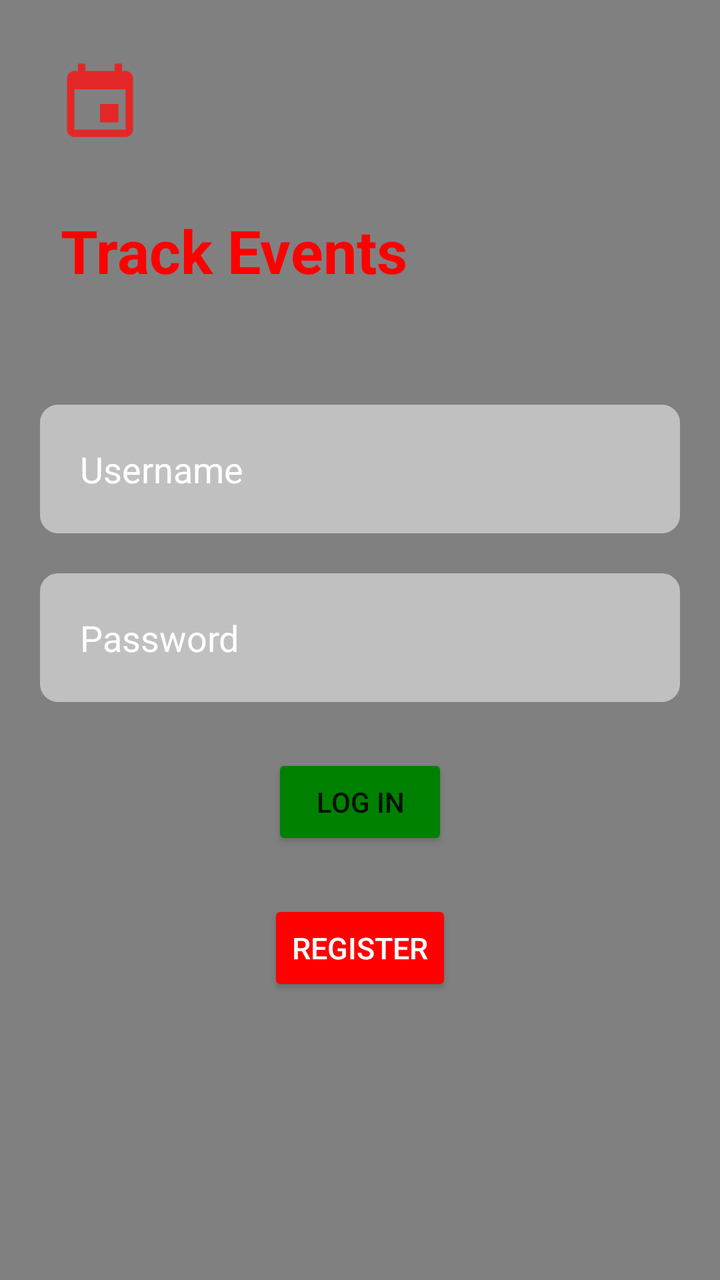
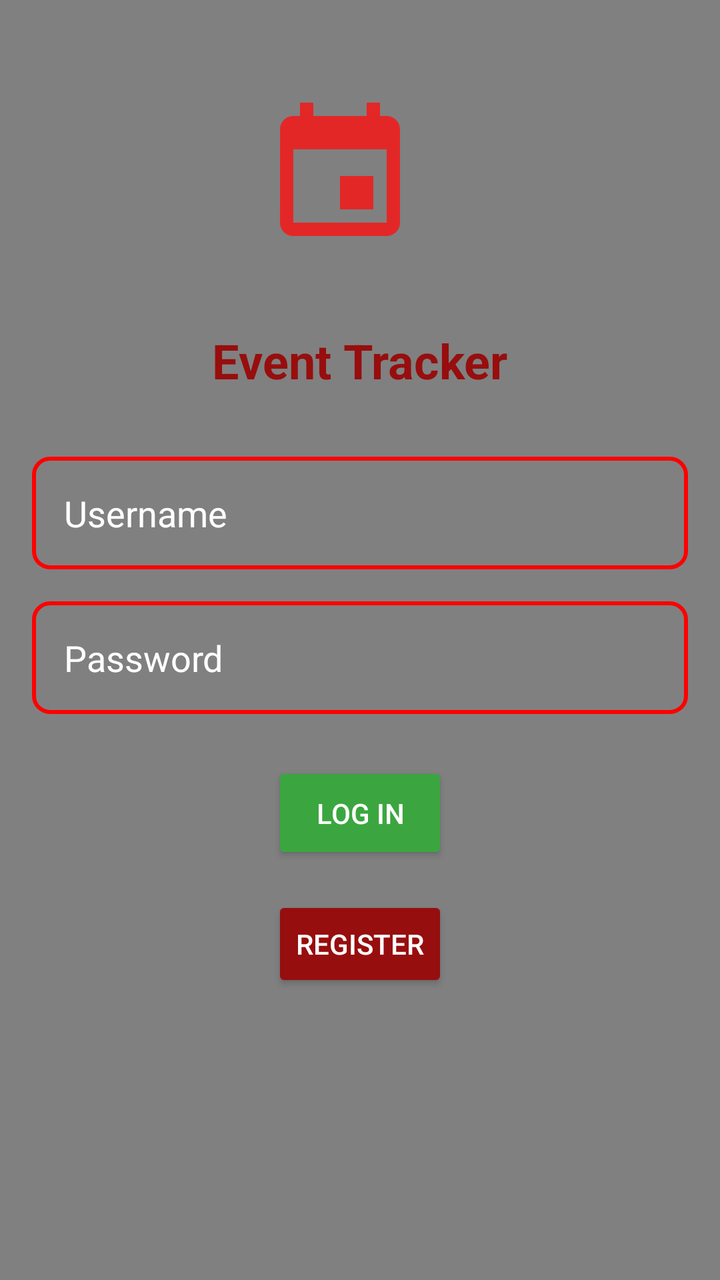

The first picture is an Android layout as it rendered before a commit; the second is the same layout after the commit. The layout source and the unified diff follow.
<!-- AndroidManifest.xml: application theme Theme.Default -->
<!-- res/layout/activity_main.xml -->
<?xml version="1.0" encoding="utf-8"?>

<RelativeLayout xmlns:android="http://schemas.android.com/apk/res/android"
    xmlns:app="http://schemas.android.com/apk/res-auto"
    xmlns:tools="http://schemas.android.com/tools"
    android:layout_width="match_parent"
    android:layout_height="match_parent"
    android:padding="10dp"
    tools:context=".Main"
    android:background="@color/gray"

    >

    <ImageView
        android:id="@+id/main_logo"
        android:layout_width="91dp"
        android:layout_height="55dp"
        android:layout_marginTop="20dp"
        android:src="@drawable/event"
        tools:ignore="ContentDescription" />

    <TextView
        android:id="@+id/sign_in_flag"
        android:layout_width="wrap_content"
        android:layout_height="wrap_content"
        android:layout_below="@id/main_logo"
        android:layout_marginStart="20dp"
        android:layout_marginTop="20dp"
        android:layout_marginEnd="20dp"
        android:layout_marginBottom="20dp"
        android:gravity="center"

        android:text="@string/event_tracker"
        android:textColor="@color/red"
        android:textSize="30sp"
        android:textStyle="bold" />

    <EditText
        android:id="@+id/username_one"
        android:layout_width="match_parent"
        android:layout_height="wrap_content"
        android:layout_below="@id/sign_in_flag"
        android:layout_marginStart="10dp"
        android:layout_marginTop="37dp"
        android:layout_marginEnd="10dp"
        android:layout_marginBottom="10dp"
        android:background="@drawable/shape_style_rounded"
        android:backgroundTint="@color/silver"
        android:hint="@string/username"
        android:inputType="text"
        android:padding="20dp"
        android:textColor="@color/white"
        android:textColorHint="@color/white"
        tools:ignore="Autofill" />

    <EditText
        android:id="@+id/password_one"
        android:layout_width="match_parent"
        android:layout_height="wrap_content"
        android:layout_below="@id/username_one"
        android:layout_marginStart="10dp"
        android:layout_marginTop="10dp"
        android:layout_marginEnd="10dp"
        android:layout_marginBottom="10dp"
        android:background="@drawable/shape_style_rounded"
        android:backgroundTint="@color/silver"
        android:hint="@string/password"
        android:importantForAutofill="no"
        android:inputType="textPassword"
        android:padding="20dp"
        android:textColor="@color/white"
        android:textColorHint="@color/white" />

    <Button
        android:id="@+id/sign_in_button_one"
        android:layout_width="wrap_content"
        android:layout_height="wrap_content"
        android:layout_below="@id/password_one"
        android:layout_centerHorizontal="true"
        android:layout_marginStart="20dp"
        android:layout_marginTop="16dp"
        android:layout_marginEnd="20dp"
        android:layout_marginBottom="20dp"
        android:backgroundTint="@color/green"
        android:gravity="center"
        android:padding="10dp"
        android:text="@string/log_in" />

    <Button
        android:id="@+id/register_button"
        android:layout_width="wrap_content"
        android:layout_height="wrap_content"
        android:layout_below="@id/sign_in_button_one"
        android:layout_centerHorizontal="true"
        android:layout_marginStart="10dp"
        android:layout_marginTop="5dp"
        android:layout_marginEnd="10dp"
        android:layout_marginBottom="10dp"
        android:backgroundTint="@color/red"
        android:text="@string/register"
        android:textColor="@color/white"
        android:textSize="15sp" />

    <Button
        android:id="@+id/request_button"
        android:layout_width="99dp"
        android:layout_height="29dp"
        android:layout_alignParentBottom="true"
        android:layout_marginBottom="60dp"
        android:backgroundTint="@color/sky"
        android:text="@string/request_permissions"
        android:textSize="10sp"
        android:visibility="invisible"
        app:layout_constraintBottom_toBottomOf="parent"
        tools:ignore="SmallSp" />

</RelativeLayout>
<!-- resources referenced by this layout -->
<resources>
  <color name="gray">#808080</color>
  <color name="green">#008000</color>
  <color name="red">#FF0000</color>
  <color name="silver">#C0C0C0</color>
  <color name="sky">#30638E</color>
  <color name="white">#FFFFFFFF</color>
  <!-- drawable event (drawable) -->
  <vector android:height="24dp" android:tint="#E32727"
      android:viewportHeight="30" android:viewportWidth="30"
      android:width="24dp" xmlns:android="http://schemas.android.com/apk/res/android">
      <path android:fillColor="@android:color/white" android:pathData="M17,12h-5v5h5v-5zM16,1v2L8,3L8,1L6,1v2L5,3c-1.11,0 -1.99,0.9 -1.99,2L3,19c0,1.1 0.89,2 2,2h14c1.1,0 2,-0.9 2,-2L21,5c0,-1.1 -0.9,-2 -2,-2h-1L18,1h-2zM19,19L5,19L5,8h14v11z"/>
  </vector>
  <!-- drawable shape_style_rounded (drawable) -->
  <?xml version="1.0" encoding="utf-8"?>
  
  <shape xmlns:android="http://schemas.android.com/apk/res/android" android:shape="rectangle">
      <stroke
          android:width="2dp"
          android:color="@color/red" />
      <corners android:radius="8dp"/>
  </shape>
  <string name="event_tracker">Track Events</string>
  <string name="log_in">Log in</string>
  <string name="password">Password</string>
  <string name="register">Register</string>
  <string name="request_permissions">Request Permissions</string>
  <string name="username">Username</string>
  <style name="Theme.Default" parent="Theme.MaterialComponents.DayNight.DarkActionBar">
          
          <item name="colorPrimary">@color/storm</item>
          <item name="colorPrimaryVariant">@color/sky</item>
          <item name="colorOnPrimary">@color/white</item>
          
          <item name="colorSecondary">@color/ocean</item>
          <item name="colorSecondaryVariant">@color/sky</item>
          <item name="colorOnSecondary">@color/white</item>
          
          <item name="android:statusBarColor">?attr/colorPrimaryVariant</item>
      </style>
  <color name="storm">#003D5B</color>
  <color name="ocean">#00798C</color>
</resources>

<!-- the commit's change to res/layout/activity_main.xml (unified diff, before → after) -->
@@ -5,17 +5,16 @@
     xmlns:tools="http://schemas.android.com/tools"
     android:layout_width="match_parent"
     android:layout_height="match_parent"
-    android:padding="10dp"
-    tools:context=".Main"
     android:background="@color/gray"
-
-    >
+    android:padding="16dp"
+    tools:context=".Main">
 
     <ImageView
         android:id="@+id/main_logo"
-        android:layout_width="91dp"
-        android:layout_height="55dp"
-        android:layout_marginTop="20dp"
+        android:layout_width="100dp"
+        android:layout_height="100dp"
+        android:layout_centerHorizontal="true"
+        android:layout_marginTop="32dp"
         android:src="@drawable/event"
         tools:ignore="ContentDescription" />
 
@@ -24,15 +23,11 @@
         android:layout_width="wrap_content"
         android:layout_height="wrap_content"
         android:layout_below="@id/main_logo"
-        android:layout_marginStart="20dp"
-        android:layout_marginTop="20dp"
-        android:layout_marginEnd="20dp"
-        android:layout_marginBottom="20dp"
-        android:gravity="center"
-
-        android:text="@string/event_tracker"
-        android:textColor="@color/red"
-        android:textSize="30sp"
+        android:layout_centerHorizontal="true"
+        android:layout_marginTop="16dp"
+        android:text="Event Tracker"
+        android:textColor="@color/red_deny"
+        android:textSize="24sp"
         android:textStyle="bold" />
 
     <EditText
@@ -40,34 +35,24 @@
         android:layout_width="match_parent"
         android:layout_height="wrap_content"
         android:layout_below="@id/sign_in_flag"
-        android:layout_marginStart="10dp"
-        android:layout_marginTop="37dp"
-        android:layout_marginEnd="10dp"
-        android:layout_marginBottom="10dp"
+        android:layout_marginTop="32dp"
         android:background="@drawable/shape_style_rounded"
-        android:backgroundTint="@color/silver"
-        android:hint="@string/username"
+        android:hint="Username"
         android:inputType="text"
-        android:padding="20dp"
+        android:padding="16dp"
         android:textColor="@color/white"
-        android:textColorHint="@color/white"
-        tools:ignore="Autofill" />
+        android:textColorHint="@color/white" />
 
     <EditText
         android:id="@+id/password_one"
         android:layout_width="match_parent"
         android:layout_height="wrap_content"
         android:layout_below="@id/username_one"
-        android:layout_marginStart="10dp"
-        android:layout_marginTop="10dp"
-        android:layout_marginEnd="10dp"
-        android:layout_marginBottom="10dp"
+        android:layout_marginTop="16dp"
         android:background="@drawable/shape_style_rounded"
-        android:backgroundTint="@color/silver"
-        android:hint="@string/password"
-        android:importantForAutofill="no"
+        android:hint="Password"
         android:inputType="textPassword"
-        android:padding="20dp"
+        android:padding="16dp"
         android:textColor="@color/white"
         android:textColorHint="@color/white" />
 
@@ -77,14 +62,11 @@
         android:layout_height="wrap_content"
         android:layout_below="@id/password_one"
         android:layout_centerHorizontal="true"
-        android:layout_marginStart="20dp"
-        android:layout_marginTop="16dp"
-        android:layout_marginEnd="20dp"
-        android:layout_marginBottom="20dp"
-        android:backgroundTint="@color/green"
-        android:gravity="center"
-        android:padding="10dp"
-        android:text="@string/log_in" />
+        android:layout_marginTop="24dp"
+        android:backgroundTint="@color/green_confirm"
+        android:padding="16dp"
+        android:text="Log In"
+        android:textColor="@color/white" />
 
     <Button
         android:id="@+id/register_button"
@@ -92,26 +74,8 @@
         android:layout_height="wrap_content"
         android:layout_below="@id/sign_in_button_one"
         android:layout_centerHorizontal="true"
-        android:layout_marginStart="10dp"
-        android:layout_marginTop="5dp"
-        android:layout_marginEnd="10dp"
-        android:layout_marginBottom="10dp"
-        android:backgroundTint="@color/red"
-        android:text="@string/register"
-        android:textColor="@color/white"
-        android:textSize="15sp" />
-
-    <Button
-        android:id="@+id/request_button"
-        android:layout_width="99dp"
-        android:layout_height="29dp"
-        android:layout_alignParentBottom="true"
-        android:layout_marginBottom="60dp"
-        android:backgroundTint="@color/sky"
-        android:text="@string/request_permissions"
-        android:textSize="10sp"
-        android:visibility="invisible"
-        app:layout_constraintBottom_toBottomOf="parent"
-        tools:ignore="SmallSp" />
-
+        android:layout_marginTop="16dp"
+        android:backgroundTint="@color/red_deny"
+        android:text="Register"
+        android:textColor="@color/white" />
 </RelativeLayout>
<!-- resource entries referenced after the edit -->
@@ -1,10 +1,8 @@
 <!-- resources referenced by this layout -->
 <resources>
   <color name="gray">#808080</color>
-  <color name="green">#008000</color>
-  <color name="red">#FF0000</color>
-  <color name="silver">#C0C0C0</color>
-  <color name="sky">#30638E</color>
+  <color name="green_confirm">#3BA63F</color>
+  <color name="red_deny">#970E0E</color>
   <color name="white">#FFFFFFFF</color>
   <!-- drawable event (drawable) -->
   <vector android:height="24dp" android:tint="#E32727"
@@ -21,12 +19,6 @@
           android:color="@color/red" />
       <corners android:radius="8dp"/>
   </shape>
-  <string name="event_tracker">Track Events</string>
-  <string name="log_in">Log in</string>
-  <string name="password">Password</string>
-  <string name="register">Register</string>
-  <string name="request_permissions">Request Permissions</string>
-  <string name="username">Username</string>
   <style name="Theme.Default" parent="Theme.MaterialComponents.DayNight.DarkActionBar">
           
           <item name="colorPrimary">@color/storm</item>
@@ -39,7 +31,9 @@
           
           <item name="android:statusBarColor">?attr/colorPrimaryVariant</item>
       </style>
+  <color name="red">#FF0000</color>
   <color name="storm">#003D5B</color>
+  <color name="sky">#30638E</color>
   <color name="ocean">#00798C</color>
 </resources>
 
